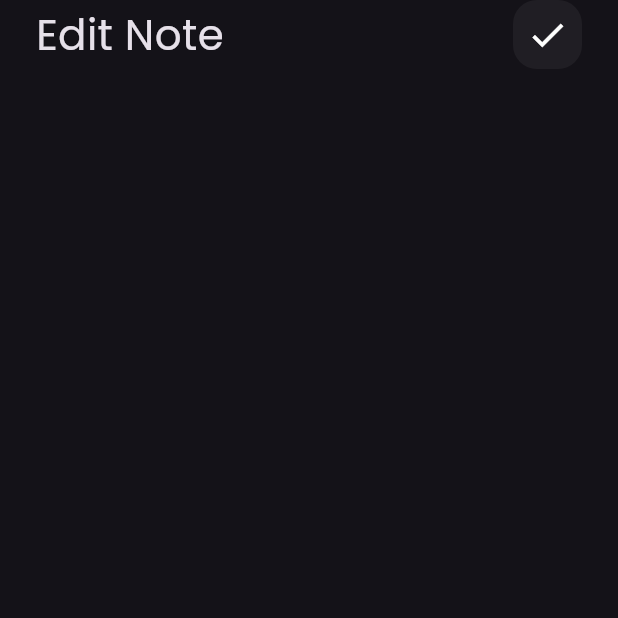
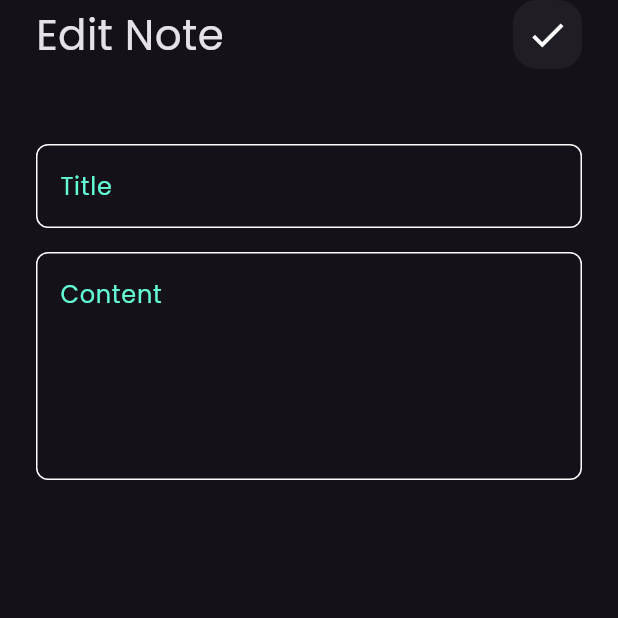
Before and after one commit to abdelwahabtest/notes_app, a Flutter app: the EditNoteView screen opened directly, on a phone screen of 412 x 824 dp, the top half of it. Run offline on Flutter 3.47's test engine with Material 3 defaults, Android fonts, the phone set to English and light mode, and no system bars.

Commit message:
edit note view ui done

```diff
--- a/lib/widgets/edit_view_body.dart
+++ b/lib/widgets/edit_view_body.dart
@@ -1,5 +1,6 @@
 import 'package:flutter/material.dart';
 import 'package:notes_app/widgets/custom_app_bar.dart';
+import 'package:notes_app/widgets/custom_text_field.dart';
 
 class EditNoteViewBody extends StatelessWidget {
   const EditNoteViewBody({super.key});
@@ -14,7 +15,10 @@ class EditNoteViewBody extends StatelessWidget {
             title: 'Edit Note',
             icon: Icons.check,
           ),
-
+          SizedBox(height: 50,),
+          CustomTextField(hint: 'Title'),
+          SizedBox(height: 16,),
+          CustomTextField(hint: 'Content', maxLins: 5,),
         ],
       ),
     );
```
